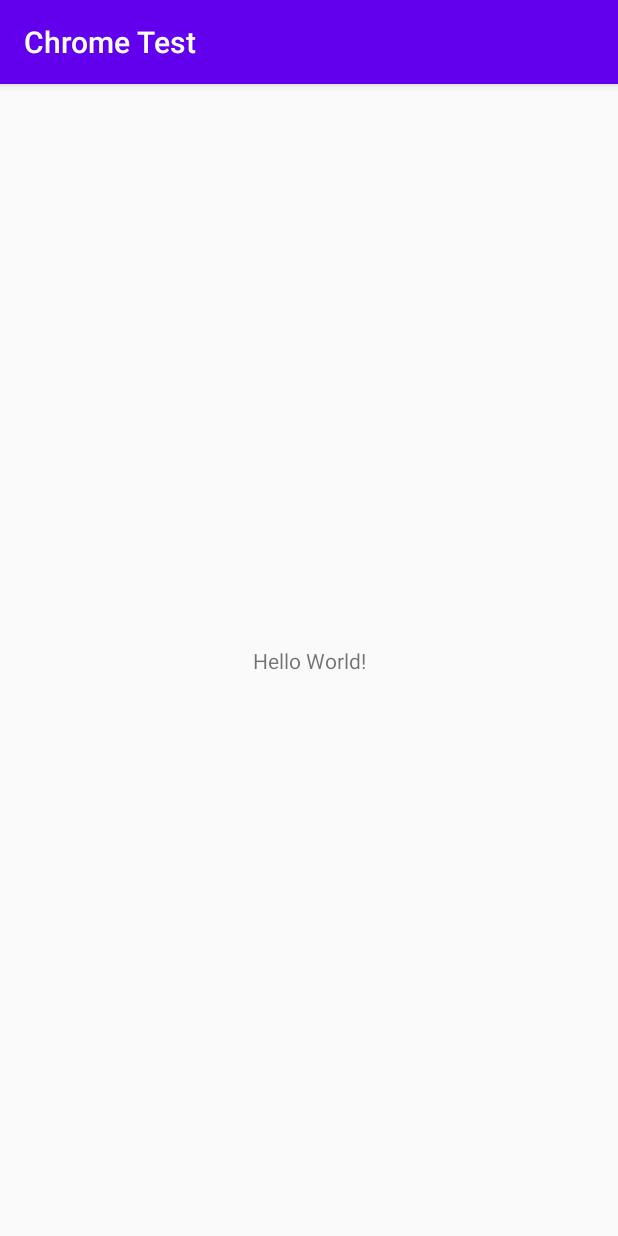
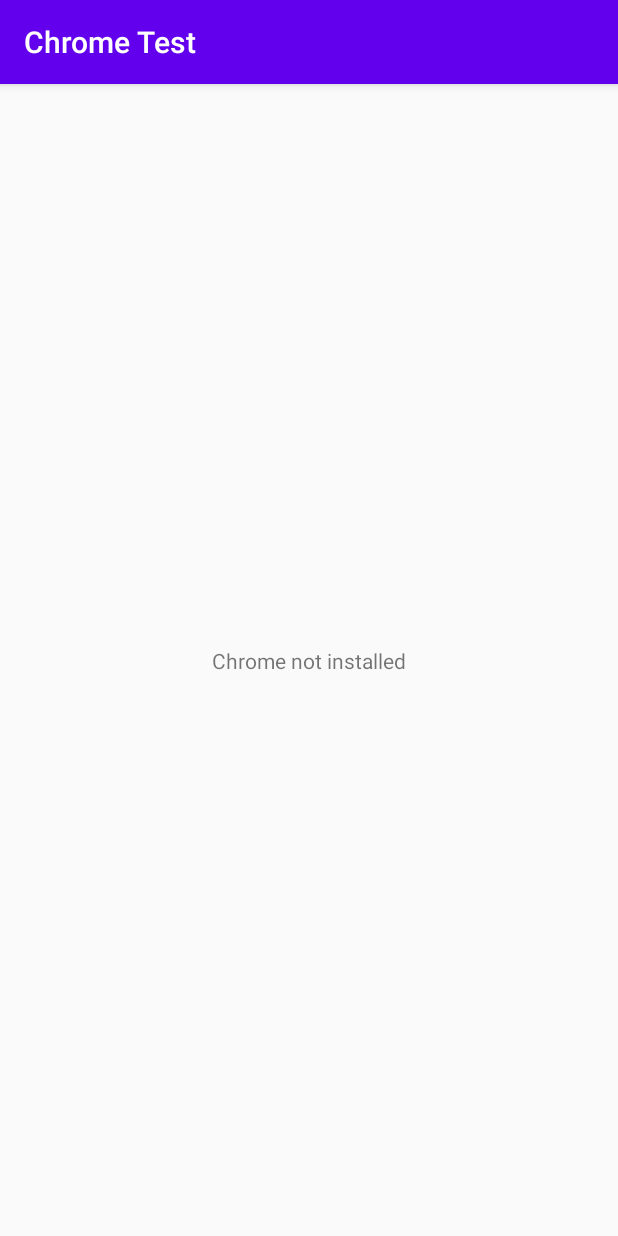
Before and after one commit to harjotsingh1999/Chrome-Test, an Android app: the screen it shows after launch (MainActivity), on a phone screen of 412 x 824 dp. Run offline under Robolectric (Android 15) with nearby library versions, the phone set to English and light mode, and no system bars.

Commit message:
Added package not found message

```diff
--- a/app/src/main/java/com/example/chrometest/MainActivity.java
+++ b/app/src/main/java/com/example/chrometest/MainActivity.java
@@ -26,6 +26,7 @@ public class MainActivity extends AppCompatActivity {
             textView.setText(text);
         } catch (PackageManager.NameNotFoundException e) {
             e.printStackTrace();
+            textView.setText("Chrome not installed");
         }
     }
 }
```
